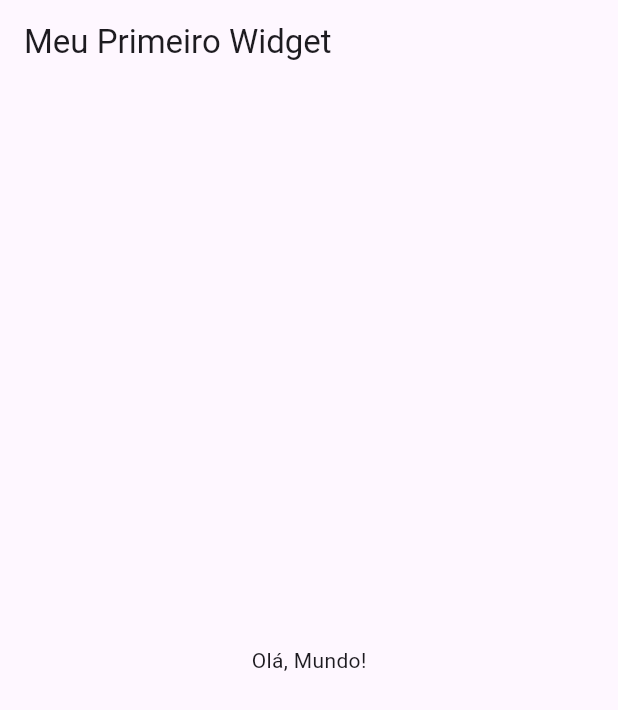
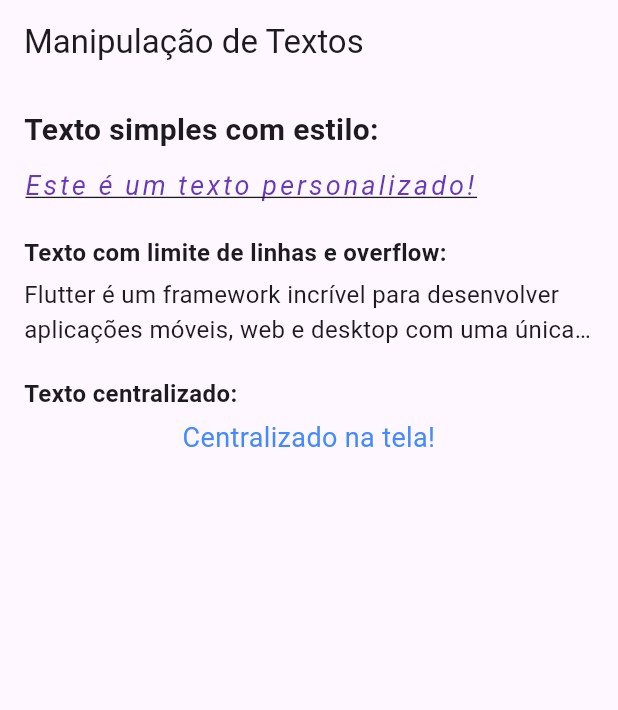
Before and after one commit to AndersonDutra7/DesenvolvimentoFlutterUdemy, a Flutter app: the screen it shows after launch, on a phone screen of 412 x 824 dp. Shown: the top 710 px of the screen. Run offline on Flutter 3.47's test engine with Material 3 defaults, Android fonts, the light colour scheme and no system bars.

Commit message:
Adicionado aulas 2 até 5

```diff
--- a/aula_componentes_interface/lib/aula_widgets.dart
+++ b/aula_componentes_interface/lib/aula1_widgets.dart
@@ -1,8 +1,4 @@
 import 'package:flutter/material.dart';
-
-void main() {
-  runApp(MeuApp());
-}
 
 class MeuApp extends StatelessWidget {
   const MeuApp({super.key});
--- /dev/null
+++ b/aula_componentes_interface/lib/aula5_texts.dart
@@ -0,0 +1,61 @@
+import 'package:flutter/material.dart';
+
+class Aula5Text extends StatelessWidget {
+  const Aula5Text({super.key});
+
+  @override
+  Widget build(BuildContext context) {
+    return Scaffold(
+      appBar: AppBar(title: const Text('Manipulação de Textos')),
+      body: Padding(
+        padding: const EdgeInsets.all(16.0),
+        child: Column(
+          crossAxisAlignment: CrossAxisAlignment.start,
+          children: const [
+            Text(
+              'Texto simples com estilo:',
+              style: TextStyle(fontSize: 20, fontWeight: FontWeight.bold),
+            ),
+            SizedBox(height: 10),
+            Text(
+              'Este é um texto personalizado!',
+              style: TextStyle(
+                fontSize: 18,
+                color: Colors.deepPurple,
+                fontStyle: FontStyle.italic,
+                letterSpacing: 2.0,
+                decoration: TextDecoration.underline,
+              ),
+            ),
+            SizedBox(height: 20),
+            Text(
+              'Texto com limite de linhas e overflow:',
+              style: TextStyle(fontSize: 16, fontWeight: FontWeight.bold),
+            ),
+            SizedBox(height: 5),
+            Text(
+              'Flutter é um framework incrível para desenvolver aplicações móveis, web e desktop com uma única base de código. Ele é rápido, moderno e muito poderoso.',
+              maxLines: 2,
+              overflow:
+                  TextOverflow.ellipsis, // Usa "..." se ultrapassar limite
+              style: TextStyle(fontSize: 16),
+            ),
+            SizedBox(height: 20),
+            Text(
+              'Texto centralizado:',
+              style: TextStyle(fontSize: 16, fontWeight: FontWeight.bold),
+            ),
+            SizedBox(height: 5),
+            Center(
+              child: Text(
+                'Centralizado na tela!',
+                textAlign: TextAlign.center,
+                style: TextStyle(fontSize: 18, color: Colors.blueAccent),
+              ),
+            ),
+          ],
+        ),
+      ),
+    );
+  }
+}
--- a/aula_componentes_interface/lib/main.dart
+++ b/aula_componentes_interface/lib/main.dart
@@ -1,6 +1,22 @@
-import 'package:aula_componentes_interface/aula_widgets.dart';
+import 'package:aula_componentes_interface/aula3_estrutura.dart';
+import 'package:aula_componentes_interface/aula4_rowns_coluns.dart';
+import 'package:aula_componentes_interface/aula5_texts.dart';
 import 'package:flutter/material.dart';
+import 'aula2_material_deseign.dart';
 
 void main() {
-  runApp(MaterialApp(home: MeuApp(), debugShowCheckedModeBanner: false));
+  runApp(const MyApp());
 }
+
+class MyApp extends StatelessWidget {
+  const MyApp({super.key});
+
+  @override
+  Widget build(BuildContext context) {
+    return MaterialApp(
+      title: 'Exemplo Material',
+      home: Aula5Text(),
+      debugShowCheckedModeBanner: false,
+    );
+  }
+}
```
Also changed, not shown: aula_componentes_interface/lib/aula2_material_deseign.dart (added, +20 -0 lines), aula_componentes_interface/lib/aula3_estrutura.dart (added, +17 -0 lines), aula_componentes_interface/lib/aula4_rowns_coluns.dart (added, +45 -0 lines), aula_componentes_interface/lib/aula_material_deseign.dart (deleted, +0 -19 lines).
